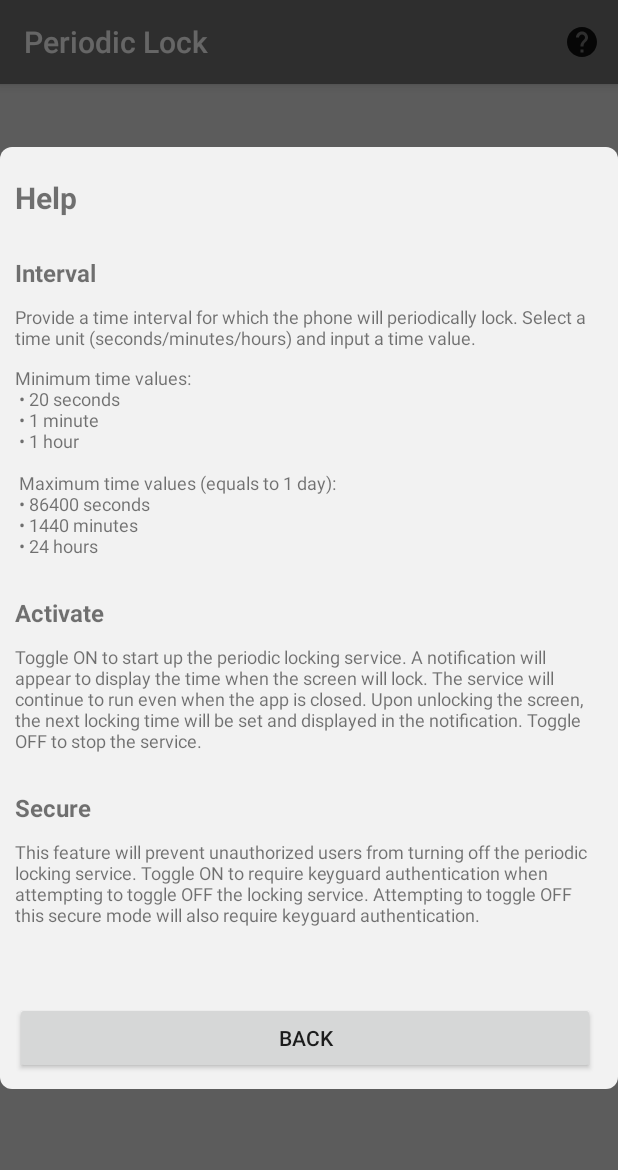
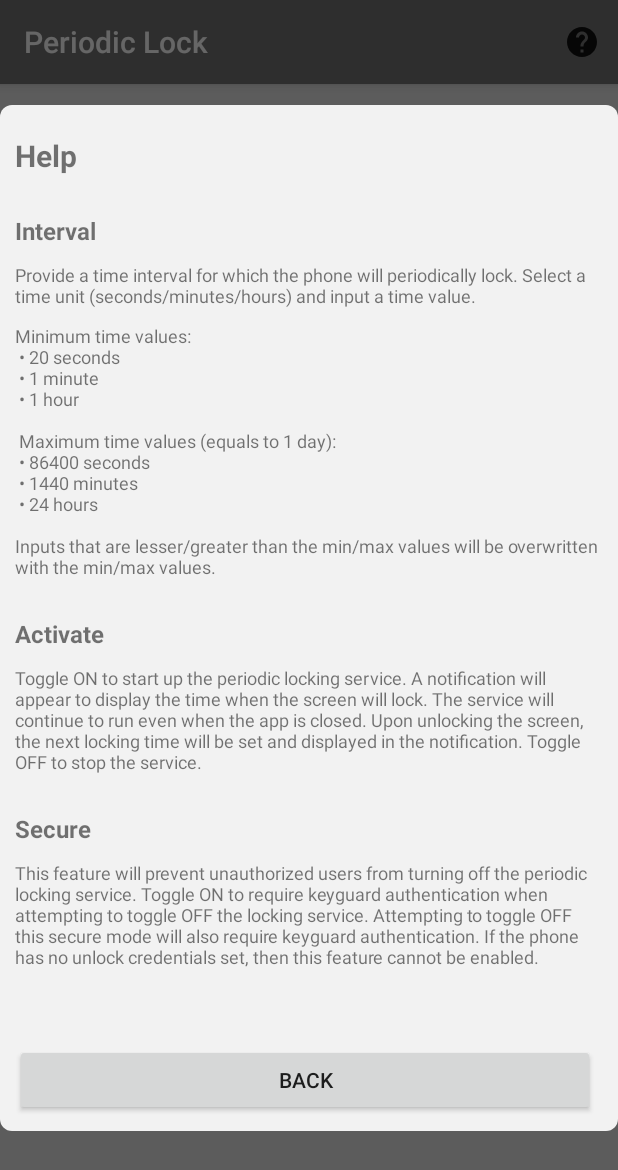
Before and after one commit to danwan754/periodic-lock, an Android app: the screen it shows after launch (MainActivity), after a tap on "help", on a phone screen of 412 x 824 dp. Shown: the top 1170 px of the screen. Run offline under Robolectric (Android 15) with nearby library versions, the light colour scheme and no system bars.

```diff
--- a/app/src/main/res/layout/help_dialog.xml
+++ b/app/src/main/res/layout/help_dialog.xml
@@ -1,13 +1,17 @@
 <?xml version="1.0" encoding="utf-8"?>
-<LinearLayout xmlns:android="http://schemas.android.com/apk/res/android"
-    xmlns:tools="http://schemas.android.com/tools"
+<ScrollView
+    android:layout_width="match_parent"
+    android:layout_height="match_parent"
+    xmlns:android="http://schemas.android.com/apk/res/android">
+<LinearLayout
+    android:scrollbars="vertical"
+    android:scrollbarAlwaysDrawVerticalTrack="true"
     android:layout_width="match_parent"
     android:layout_height="match_parent"
     android:paddingBottom="30dp"
     android:padding="10dp"
     android:background="@drawable/dialog_background"
-    android:orientation="vertical"
-    tools:context=".MainActivity">
+    android:orientation="vertical">
 
     <TextView
         android:layout_width="wrap_content"
@@ -75,3 +79,4 @@
 
 
 </LinearLayout>
+</ScrollView>
--- a/app/src/main/res/values/strings.xml
+++ b/app/src/main/res/values/strings.xml
@@ -18,9 +18,15 @@
         \n \u2022 86400 seconds
         \n \u2022 1440 minutes
         \n \u2022 24 hours
+
+        \n\nInputs that are lesser/greater than the min/max values will be overwritten with the min/max values.
     </string>
     <string name="activate_detail">Toggle ON to start up the periodic locking service. A notification will appear to display the time when the screen will lock. The service will continue to run even when the app is closed. Upon unlocking the screen, the next locking time will be set and displayed in the notification. Toggle OFF to stop the service.</string>
-    <string name="secure_detail">This feature will prevent unauthorized users from turning off the periodic locking service. Toggle ON to require keyguard authentication when attempting to toggle OFF the locking service. Attempting to toggle OFF this secure mode will also require keyguard authentication.</string>
+    <string name="secure_detail">This feature will prevent unauthorized users from turning off the periodic locking service.
+        Toggle ON to require keyguard authentication when attempting to toggle OFF the locking service.
+        Attempting to toggle OFF this secure mode will also require keyguard authentication.
+        If the phone has no unlock credentials set, then this feature cannot be enabled.
+    </string>
 
     <string name="help_back">Back</string>
 </resources>
```
Also changed, not shown: app/src/main/java/com/danwan/periodiclock/MainActivity.java (+43 -19 lines).
